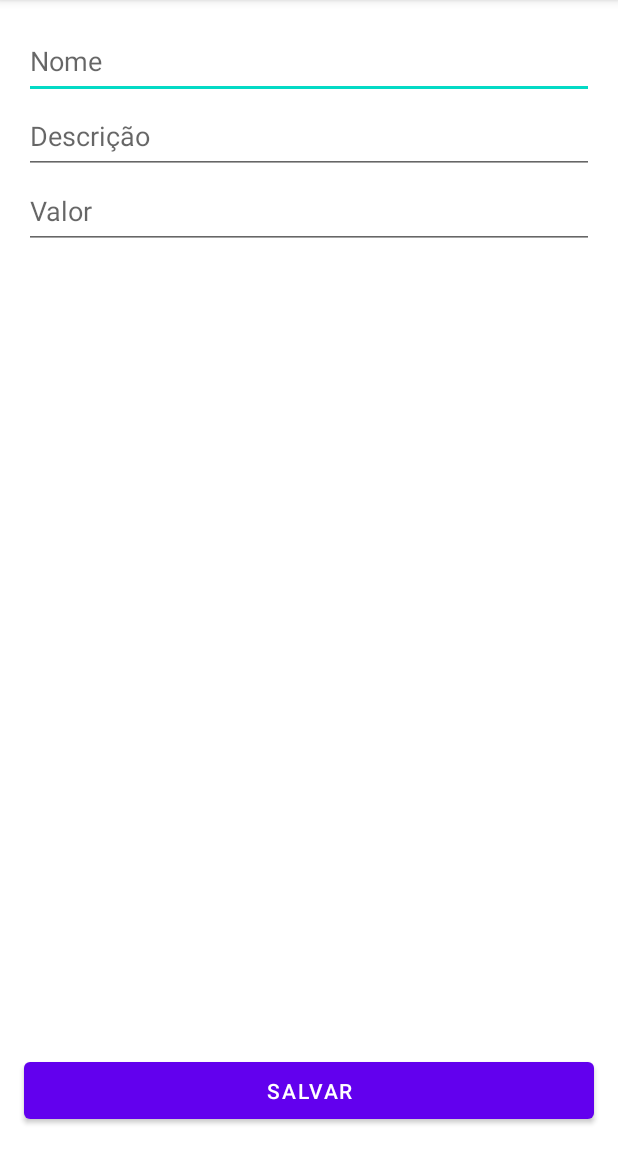
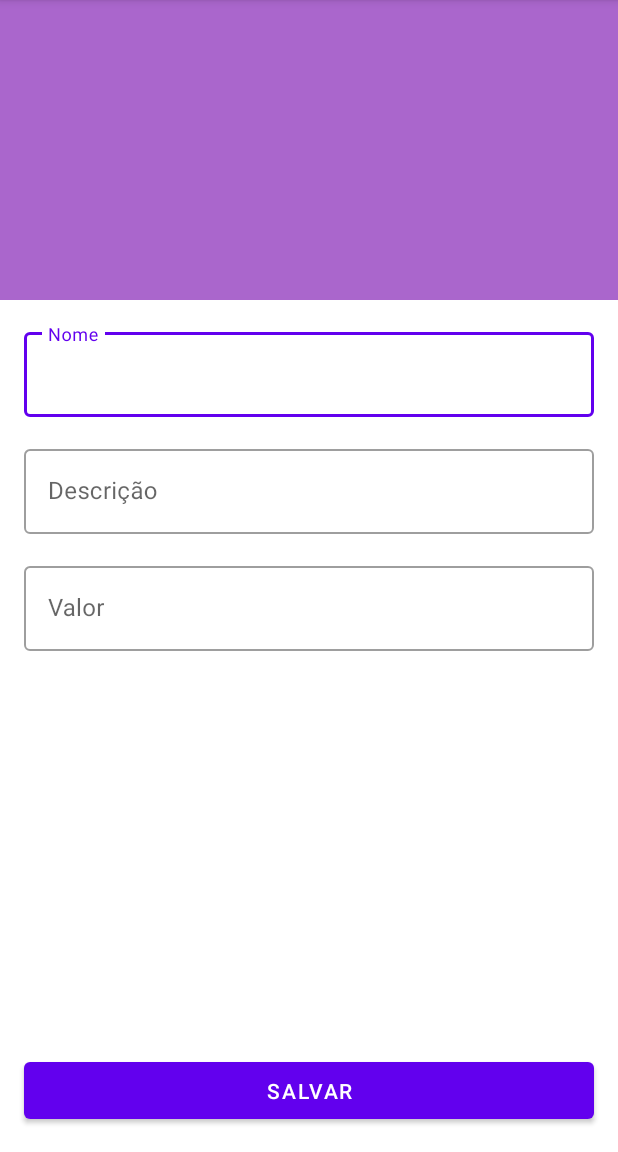
Before and after one commit to marceloviana1991/lista-de-produtos-kotlin-android, an Android app: the FormularioProdutoActivity screen opened directly, with no data from a screen before it, on a phone screen of 412 x 824 dp, the part 84-1236 px from its top. Run offline under Robolectric (Android 15) with nearby library versions, the phone set to English and light mode, and no system bars.

Commit message:
TextInputLayout

```diff
--- a/app/src/main/res/layout/activity_formulario_produto.xml
+++ b/app/src/main/res/layout/activity_formulario_produto.xml
@@ -12,37 +12,68 @@
         android:layout_height="wrap_content"
         tools:context=".ui.activity.FormularioProdutoActivity">
 
-        <EditText
-            android:id="@+id/edit_text_nome_activity_formulario_produto"
-            android:layout_width="match_parent"
-            android:layout_height="50dp"
+        <ImageView
+            android:id="@+id/image_view_activity_formulario_produto"
+            android:layout_width="0dp"
+            android:layout_height="200dp"
+            android:contentDescription="@string/imagem_activity_formulario_produto"
+            android:scaleType="centerCrop"
             app:layout_constraintTop_toTopOf="parent"
             app:layout_constraintStart_toStartOf="parent"
+            app:layout_constraintEnd_toEndOf="parent"
+            tools:srcCompat="@tools:sample/backgrounds/scenic"
+            app:srcCompat="@android:color/holo_purple" />
+
+        <com.google.android.material.textfield.TextInputLayout
+            android:id="@+id/input_layout_nome_activity_formulario_produto"
+            style="@style/Widget.MaterialComponents.TextInputLayout.OutlinedBox"
+            android:layout_width="0dp"
+            android:layout_height="wrap_content"
             android:layout_margin="16dp"
-            android:inputType="text"
-            android:hint="@string/edit_text_nome_activity_formulario_produto" />
+            app:layout_constraintEnd_toEndOf="parent"
+            app:layout_constraintStart_toStartOf="parent"
+            app:layout_constraintTop_toBottomOf="@+id/image_view_activity_formulario_produto" >
+            <com.google.android.material.textfield.TextInputEditText
+                android:id="@+id/edit_text_nome_activity_formulario_produto"
+                android:layout_width="match_parent"
+                android:layout_height="wrap_content"
+                android:hint="@string/edit_text_nome_activity_formulario_produto" />
+        </com.google.android.material.textfield.TextInputLayout>
 
-        <EditText
-            android:id="@+id/edit_text_descricao_activity_formulario_produto"
-            android:layout_width="match_parent"
-            android:layout_height="50dp"
-            app:layout_constraintTop_toBottomOf="@+id/edit_text_nome_activity_formulario_produto"
+        <com.google.android.material.textfield.TextInputLayout
+            android:id="@+id/input_layout_descricao_activity_formulario_produto"
+            style="@style/Widget.MaterialComponents.TextInputLayout.OutlinedBox"
+            android:layout_width="0dp"
+            android:layout_height="wrap_content"
+            android:layout_margin="16dp"
+            app:layout_constraintEnd_toEndOf="parent"
             app:layout_constraintStart_toStartOf="parent"
-            android:layout_marginStart="16dp"
-            android:layout_marginEnd="16dp"
-            android:inputType="text"
-            android:hint="@string/edit_text_descricao_activity_formulario_produto" />
+            app:layout_constraintTop_toBottomOf="@+id/input_layout_nome_activity_formulario_produto" >
+            <com.google.android.material.textfield.TextInputEditText
+                android:id="@+id/edit_text_descricao_activity_formulario_produto"
+                android:layout_width="match_parent"
+                android:layout_height="wrap_content"
+                android:hint="@string/edit_text_descricao_activity_formulario_produto" />
+        </com.google.android.material.textfield.TextInputLayout>
 
-        <EditText
-            android:id="@+id/edit_text_valor_activity_formulario_produto"
-            android:layout_width="match_parent"
-            android:layout_height="50dp"
-            app:layout_constraintTop_toBottomOf="@+id/edit_text_descricao_activity_formulario_produto"
+
+        <com.google.android.material.textfield.TextInputLayout
+            android:id="@+id/input_layout_valor_activity_formulario_produto"
+            style="@style/Widget.MaterialComponents.TextInputLayout.OutlinedBox"
+            android:layout_width="0dp"
+            android:layout_height="wrap_content"
+            android:layout_margin="16dp"
+            app:layout_constraintEnd_toEndOf="parent"
             app:layout_constraintStart_toStartOf="parent"
-            android:layout_marginStart="16dp"
-            android:layout_marginEnd="16dp"
-            android:inputType="numberDecimal"
-            android:hint="@string/edit_text_valor_activity_formulario_produto" />
+            app:layout_constraintTop_toBottomOf="@+id/input_layout_descricao_activity_formulario_produto" >
+            <com.google.android.material.textfield.TextInputEditText
+                android:id="@+id/edit_text_valor_activity_formulario_produto"
+                android:layout_width="match_parent"
+                android:layout_height="wrap_content"
+                android:hint="@string/edit_text_valor_activity_formulario_produto"
+                android:inputType="numberDecimal"/>
+        </com.google.android.material.textfield.TextInputLayout>
+
 
         <Button
             android:id="@+id/button_salvar_activity_formulario_produto"
@@ -51,9 +82,11 @@
             android:text="@string/button_salvar_activity_formulario_produto"
             app:layout_constraintBottom_toBottomOf="parent"
             app:layout_constraintStart_toStartOf="parent"
-            app:layout_constraintTop_toBottomOf="@+id/edit_text_valor_activity_formulario_produto"
+            app:layout_constraintTop_toBottomOf="@+id/input_layout_valor_activity_formulario_produto"
             app:layout_constraintVertical_bias="1"
             android:layout_margin="16dp" />
+
+
 
     </androidx.constraintlayout.widget.ConstraintLayout>
 
--- a/app/src/main/res/values/strings.xml
+++ b/app/src/main/res/values/strings.xml
@@ -5,4 +5,5 @@
     <string name="edit_text_valor_activity_formulario_produto">Valor</string>
     <string name="button_salvar_activity_formulario_produto">Salvar</string>
     <string name="imagem_do_produto">Imagem do Produto</string>
+    <string name="imagem_activity_formulario_produto">Imagem formulario</string>
 </resources>
```
